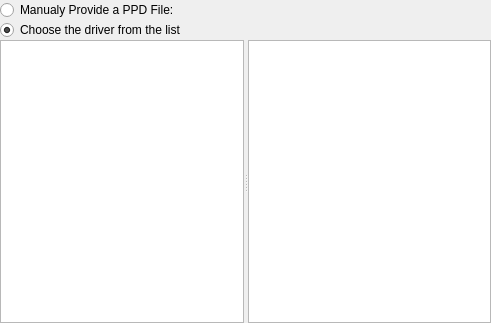
First picture: the form in libqcups/SelectMakeModel.ui, repository KDE/print-manager, before the edit.
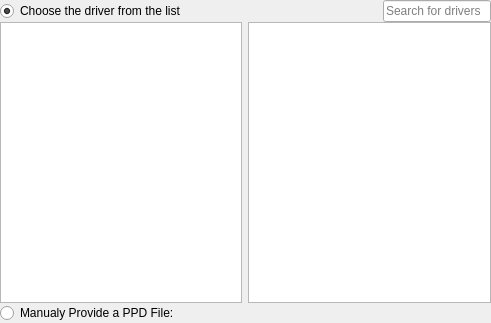
Second picture: the form after the edit. Custom widgets are drawn as their Qt base class.

What changed in the file:
```diff
--- a/libqcups/SelectMakeModel.ui
+++ b/libqcups/SelectMakeModel.ui
@@ -14,35 +14,57 @@
    <string>Select a Driver</string>
   </property>
   <layout class="QGridLayout" name="gridLayout">
-   <property name="sizeConstraint">
-    <enum>QLayout::SetNoConstraint</enum>
-   </property>
    <property name="verticalSpacing">
     <number>0</number>
    </property>
    <property name="margin">
     <number>0</number>
    </property>
-   <item row="5" column="0" colspan="2">
-    <widget class="QSplitter" name="splitter">
+   <item row="0" column="0" colspan="3">
+    <layout class="QHBoxLayout" name="horizontalLayout">
+     <item>
+      <widget class="QRadioButton" name="radioButton_2">
+       <property name="text">
+        <string>Choose the driver from the list</string>
+       </property>
+       <property name="checked">
+        <bool>true</bool>
+       </property>
+      </widget>
+     </item>
+     <item>
+      <widget class="KLineEdit" name="klineedit">
+       <property name="sizePolicy">
+        <sizepolicy hsizetype="Fixed" vsizetype="Fixed">
+         <horstretch>0</horstretch>
+         <verstretch>0</verstretch>
+        </sizepolicy>
+       </property>
+       <property name="placeholderText">
+        <string>Search for drivers</string>
+       </property>
+      </widget>
+     </item>
+    </layout>
+   </item>
+   <item row="1" column="0" colspan="2">
+    <widget class="QListView" name="makeView">
      <property name="sizePolicy">
-      <sizepolicy hsizetype="Expanding" vsizetype="Expanding">
+      <sizepolicy hsizetype="Preferred" vsizetype="Expanding">
        <horstretch>0</horstretch>
        <verstretch>0</verstretch>
       </sizepolicy>
      </property>
-     <property name="orientation">
-      <enum>Qt::Horizontal</enum>
+    </widget>
+   </item>
+   <item row="1" column="2">
+    <widget class="QListView" name="ppdsLV">
+     <property name="editTriggers">
+      <set>QAbstractItemView::NoEditTriggers</set>
      </property>
-     <widget class="QListView" name="makeView"/>
-     <widget class="QListView" name="ppdsLV">
-      <property name="editTriggers">
-       <set>QAbstractItemView::NoEditTriggers</set>
-      </property>
-     </widget>
     </widget>
    </item>
-   <item row="0" column="0">
+   <item row="2" column="0">
     <widget class="QRadioButton" name="radioButton">
      <property name="text">
       <string>Manualy Provide a PPD File:</string>
@@ -62,19 +84,14 @@
      </property>
     </widget>
    </item>
-   <item row="3" column="0" colspan="2">
-    <widget class="QRadioButton" name="radioButton_2">
-     <property name="text">
-      <string>Choose the driver from the list</string>
-     </property>
-     <property name="checked">
-      <bool>true</bool>
-     </property>
-    </widget>
-   </item>
   </layout>
  </widget>
  <customwidgets>
+  <customwidget>
+   <class>KLineEdit</class>
+   <extends>QLineEdit</extends>
+   <header>klineedit.h</header>
+  </customwidget>
   <customwidget>
    <class>KUrlRequester</class>
    <extends>QFrame</extends>
```
Left out of the diff: 2 changed lines with no effect on the pictures.
